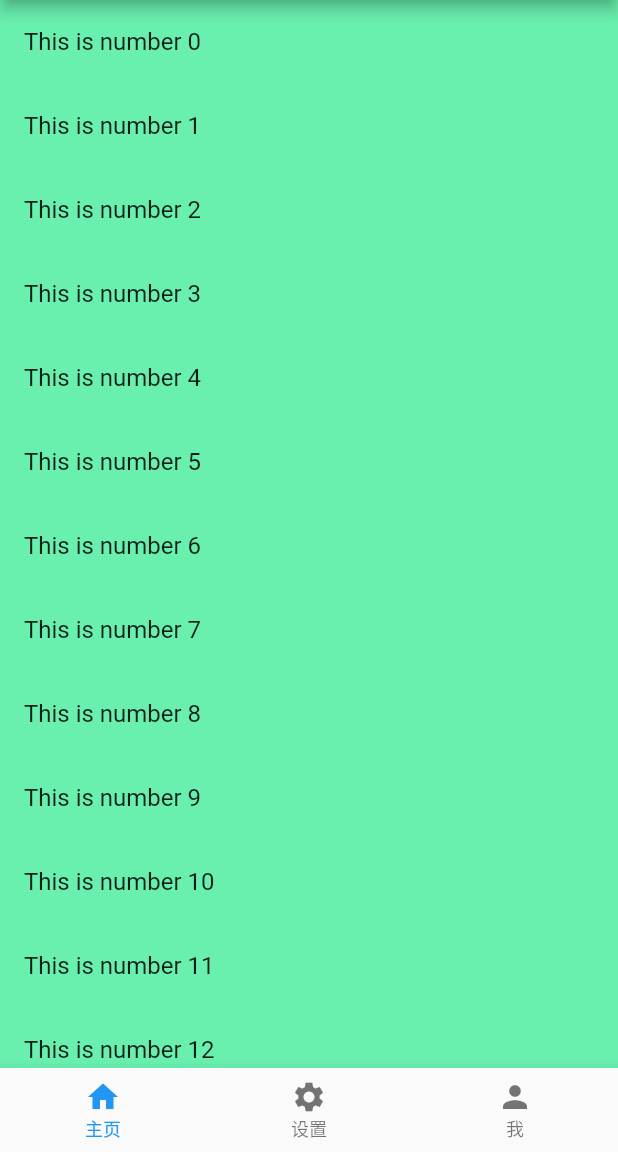
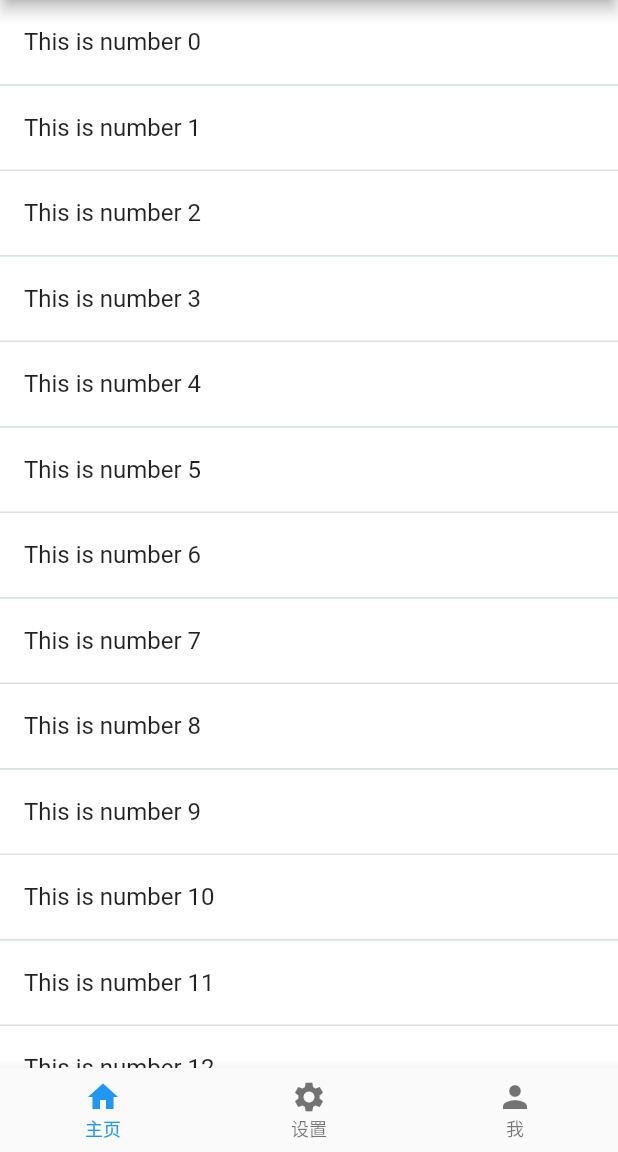
Before and after one commit to w17731138318/flutter, a Flutter app: the screen it shows after launch, on a phone screen of 412 x 824 dp, the part 84-1236 px from its top. Run offline on Flutter 3.47's test engine with Material 2 defaults, Android fonts, the phone set to English and light mode, and no system bars; our stand-ins replace shared_preferences.

```diff
--- a/lib/pages/home/home.dart
+++ b/lib/pages/home/home.dart
@@ -17,13 +17,21 @@ class _HomePageState extends State<HomePage> {
             return Dismissible(
               key: Key(list[index]),
               direction: DismissDirection.endToStart,
-              child: ListTile(title: Text('${list[index]}')),
+              child: Container(
+                decoration: BoxDecoration(
+                  color: Colors.white,
+                  border: new Border(bottom: BorderSide(color: Colors.grey[300], width: 1.0)),
+                ),
+                child: ListTile(title: Text('${list[index]}')),
+              ),
               background: Container(
                 color: Colors.redAccent,
               ),
               onDismissed: (direction) {
                 setState(() {
-                  Scaffold.of(context).showSnackBar(SnackBar(content: Text("${list[index]}")));
+                  Scaffold.of(context).showSnackBar(SnackBar(
+                    content: Text("${list[index]}被移除"),
+                  ));
                   list.removeAt(index);
                 });
               },
```
